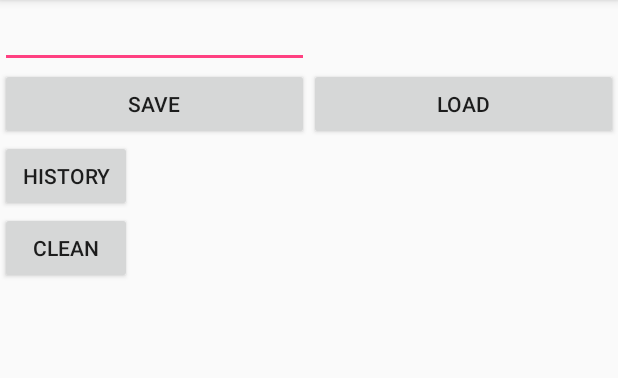
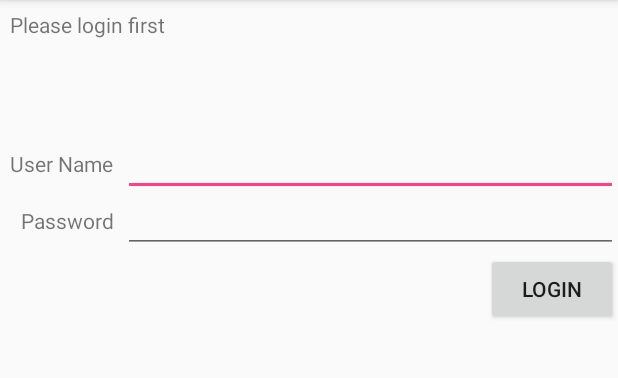
Before and after one commit to Art-999/SharedPreferencesExample2, an Android app: the screen it shows after launch (MainActivity before the commit, LayoutByCode after it), on a phone screen of 412 x 824 dp, the part 84-462 px from its top. Run offline under Robolectric (Android 15) with nearby library versions, the phone set to English and light mode, and no system bars.

Commit message:
24.10.2017   ArtCommit gorcic ( 1 ) new LayoutByCode activity

```diff
--- a/app/src/main/AndroidManifest.xml
+++ b/app/src/main/AndroidManifest.xml
@@ -10,6 +10,9 @@
         android:supportsRtl="true"
         android:theme="@style/AppTheme">
         <activity android:name=".MainActivity">
+
+        </activity>
+        <activity android:name=".LayoutByCode">
             <intent-filter>
                 <action android:name="android.intent.action.MAIN" />
 
--- /dev/null
+++ b/app/src/main/java/com/example/arturmusayelyan/sharedpreferencesexample2/LayoutByCode.java
@@ -0,0 +1,121 @@
+package com.example.arturmusayelyan.sharedpreferencesexample2;
+
+import android.os.Bundle;
+import android.support.v7.app.AppCompatActivity;
+import android.view.Gravity;
+import android.view.ViewGroup;
+import android.widget.Button;
+import android.widget.EditText;
+import android.widget.RelativeLayout;
+import android.widget.TextView;
+
+/**
+ * Created by artur.musayelyan on 24/10/2017.
+ */
+
+public class LayoutByCode extends AppCompatActivity {
+    private RelativeLayout main;
+    private TextView tvMessage, tvUserName, tvPassword;
+    private EditText etUserName, etPassword;
+    private Button btnLogin;
+
+    private RelativeLayout.LayoutParams tvMessageDimensions, tvUserNameDimensions, etUserNameDimensions, tvPasswordDimensions, etPasswordDimensions, btnLoginDimensions;
+
+    private int tvMessageId = 1, tvUserNameId = 2, etUserNameId = 3, tvPasswordId = 4, etPasswordId = 5, btnLoginId = 6;
+    private int paddingValue = 10;
+
+    @Override
+    protected void onCreate(Bundle savedInstanceState) {
+        super.onCreate(savedInstanceState);
+        init();
+        createMessageTextView();
+        createUserNameTextView();
+        createUserNameEditText();
+        createPasswordTextView();
+        createPasswordEditText();
+        createLoginButton();
+
+        main.addView(tvMessage, tvMessageDimensions);
+        main.addView(tvUserName, tvUserNameDimensions);
+        main.addView(etUserName, etUserNameDimensions);
+        main.addView(tvPassword, tvPasswordDimensions);
+        main.addView(etPassword, etPasswordDimensions);
+        main.addView(btnLogin, btnLoginDimensions);
+
+        setContentView(main);
+    }
+
+    private void init() {
+        main = new RelativeLayout(this); //ViewGroup object
+        RelativeLayout.LayoutParams mainDimensions = new RelativeLayout.LayoutParams(ViewGroup.LayoutParams.MATCH_PARENT, ViewGroup.LayoutParams.MATCH_PARENT);
+        //main.setBackgroundColor(Color.BLUE);
+        main.setLayoutParams(mainDimensions);
+
+        tvMessage = new TextView(this);
+        tvUserName = new TextView(this);
+        etUserName = new EditText(this);
+        tvPassword = new TextView(this);
+        etPassword = new EditText(this);
+        btnLogin = new Button(this);
+    }
+
+    private void createMessageTextView() {
+        tvMessageDimensions = new RelativeLayout.LayoutParams(ViewGroup.LayoutParams.WRAP_CONTENT, ViewGroup.LayoutParams.WRAP_CONTENT);
+        tvMessageDimensions.addRule(RelativeLayout.ALIGN_PARENT_LEFT);
+        tvMessage.setText("Please login first");
+        tvMessage.setId(tvMessageId);
+
+        tvMessage.setPadding(paddingValue, paddingValue, paddingValue, paddingValue);
+    }
+
+    private void createUserNameTextView() {
+        tvUserNameDimensions = new RelativeLayout.LayoutParams(ViewGroup.LayoutParams.WRAP_CONTENT, ViewGroup.LayoutParams.WRAP_CONTENT);
+        tvUserNameDimensions.addRule(RelativeLayout.ALIGN_PARENT_LEFT);
+        tvUserNameDimensions.addRule(RelativeLayout.BELOW, tvMessageId);
+        tvUserName.setText("User Name");
+        tvUserName.setId(tvUserNameId);
+
+        tvUserName.setPadding(paddingValue, 100, paddingValue, paddingValue);
+    }
+
+    private void createUserNameEditText() {
+        etUserNameDimensions = new RelativeLayout.LayoutParams(ViewGroup.LayoutParams.WRAP_CONTENT, ViewGroup.LayoutParams.WRAP_CONTENT);
+        etUserNameDimensions.addRule(RelativeLayout.BELOW, tvMessageId);
+        etUserNameDimensions.addRule(RelativeLayout.RIGHT_OF, tvUserNameId);
+        etUserNameDimensions.addRule(RelativeLayout.ALIGN_PARENT_RIGHT);
+        etUserName.setId(etUserNameId);
+
+        etUserNameDimensions.addRule(RelativeLayout.ALIGN_BASELINE, tvUserNameId);
+    }
+
+    private void createPasswordTextView() {
+        tvPasswordDimensions = new RelativeLayout.LayoutParams(ViewGroup.LayoutParams.WRAP_CONTENT, ViewGroup.LayoutParams.WRAP_CONTENT);
+        tvPasswordDimensions.addRule(RelativeLayout.BELOW, etUserNameId);
+        tvPasswordDimensions.addRule(RelativeLayout.ALIGN_PARENT_LEFT);
+        tvPasswordDimensions.addRule(RelativeLayout.RIGHT_OF, tvUserNameId);
+        tvPassword.setText("Password");
+        tvPassword.setId(tvPasswordId);
+
+        tvPassword.setPadding(paddingValue, paddingValue, paddingValue, paddingValue);
+        tvPassword.setGravity(Gravity.RIGHT);
+        tvPasswordDimensions.addRule(RelativeLayout.ALIGN_RIGHT,tvUserNameId);
+    }
+
+    private void createPasswordEditText() {
+        etPasswordDimensions = new RelativeLayout.LayoutParams(ViewGroup.LayoutParams.WRAP_CONTENT, ViewGroup.LayoutParams.WRAP_CONTENT);
+        etPasswordDimensions.addRule(RelativeLayout.BELOW, etUserNameId);
+        etPasswordDimensions.addRule(RelativeLayout.RIGHT_OF, tvPasswordId);
+        etPasswordDimensions.addRule(RelativeLayout.ALIGN_PARENT_RIGHT);
+        etPassword.setId(etPasswordId);
+
+        etPasswordDimensions.addRule(RelativeLayout.ALIGN_BASELINE, tvPasswordId);
+    }
+
+    private void createLoginButton() {
+        btnLoginDimensions = new RelativeLayout.LayoutParams(ViewGroup.LayoutParams.WRAP_CONTENT, ViewGroup.LayoutParams.WRAP_CONTENT);
+        btnLoginDimensions.addRule(RelativeLayout.ALIGN_PARENT_RIGHT);
+        btnLoginDimensions.addRule(RelativeLayout.BELOW, etPasswordId);
+        btnLogin.setText("Login");
+        btnLogin.setId(btnLoginId);
+    }
+}
--- a/app/src/main/res/layout/activity_main.xml
+++ b/app/src/main/res/layout/activity_main.xml
@@ -80,7 +80,9 @@
             android:id="@+id/history_list"
             android:layout_width="wrap_content"
             android:layout_height="wrap_content"
-            android:paddingStart="10dp" />
+            android:paddingStart="10dp"
+            android:layout_marginTop="10dp"
+            android:layout_marginBottom="10dp"/>
     </LinearLayout>
 
 </LinearLayout>
```
